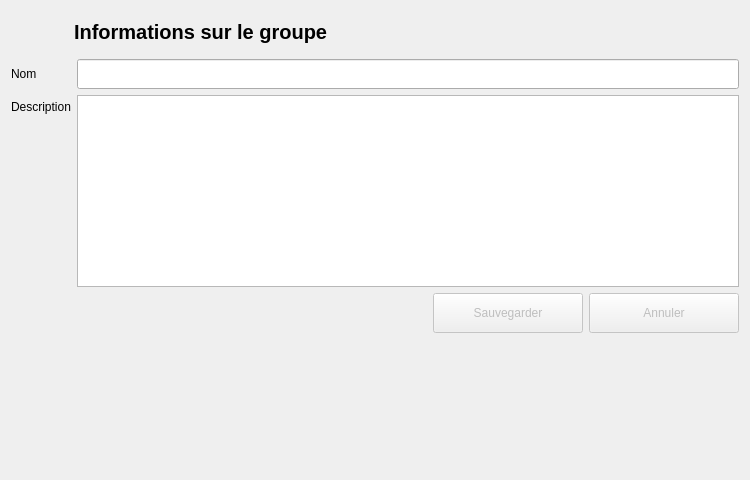
This is python/resources/ui/GroupWidget.ui in introlab/OpenIMU as Qt 5 draws it before an edit. The edited form follows.
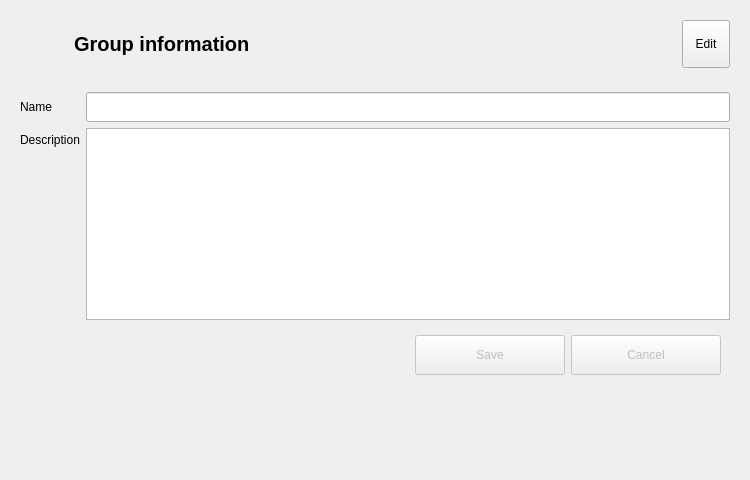
This is the edited form. Icons and pictures are not drawn.

What changed in the file:
```diff
--- a/python/resources/ui/GroupWidget.ui
+++ b/python/resources/ui/GroupWidget.ui
@@ -56,13 +56,41 @@
         <property name="font">
          <font>
           <pointsize>15</pointsize>
-          <weight>75</weight>
           <italic>false</italic>
           <bold>true</bold>
          </font>
         </property>
         <property name="text">
-         <string>Informations sur le groupe</string>
+         <string>Group information</string>
+        </property>
+       </widget>
+      </item>
+      <item>
+       <widget class="QToolButton" name="btnEdit">
+        <property name="minimumSize">
+         <size>
+          <width>48</width>
+          <height>48</height>
+         </size>
+        </property>
+        <property name="cursor">
+         <cursorShape>PointingHandCursor</cursorShape>
+        </property>
+        <property name="text">
+         <string>Edit</string>
+        </property>
+        <property name="icon">
+         <iconset resource="../core.qrc">
+          <normaloff>:/OpenIMU/icons/save.png</normaloff>:/OpenIMU/icons/save.png</iconset>
+        </property>
+        <property name="iconSize">
+         <size>
+          <width>36</width>
+          <height>36</height>
+         </size>
+        </property>
+        <property name="toolButtonStyle">
+         <enum>Qt::ToolButtonTextBesideIcon</enum>
         </property>
        </widget>
       </item>
@@ -70,6 +98,7 @@
     </widget>
    </item>
    <item>
+    <widget class="QFrame" name="frameData">
     <layout class="QFormLayout" name="formLayout">
      <property name="sizeConstraint">
       <enum>QLayout::SetDefaultConstraint</enum>
@@ -86,7 +115,7 @@
         </sizepolicy>
        </property>
        <property name="text">
-        <string>Nom</string>
+         <string>Name</string>
        </property>
       </widget>
      </item>
@@ -130,6 +159,7 @@
       </widget>
      </item>
      <item row="3" column="1">
+       <widget class="QFrame" name="frameButtons">
       <layout class="QHBoxLayout" name="horizontalLayout">
        <item>
         <spacer name="horizontalSpacer">
@@ -162,7 +192,7 @@
           <cursorShape>PointingHandCursor</cursorShape>
          </property>
          <property name="text">
-          <string>Sauvegarder</string>
+            <string>Save</string>
          </property>
          <property name="icon">
           <iconset resource="../core.qrc">
@@ -170,8 +200,8 @@
          </property>
          <property name="iconSize">
           <size>
-           <width>24</width>
-           <height>24</height>
+             <width>20</width>
+             <height>20</height>
           </size>
          </property>
         </widget>
@@ -191,7 +221,7 @@
           <cursorShape>PointingHandCursor</cursorShape>
          </property>
          <property name="text">
-          <string>Annuler</string>
+            <string>Cancel</string>
          </property>
          <property name="icon">
           <iconset resource="../core.qrc">
@@ -206,8 +236,10 @@
         </widget>
        </item>
       </layout>
-     </item>
-    </layout>
+       </widget>
+      </item>
+     </layout>
+    </widget>
    </item>
    <item>
     <spacer name="verticalSpacer">
```
Left out of the diff: 6 changed lines with no effect on the pictures. Lines whose indentation alone changed are shown as unchanged.
